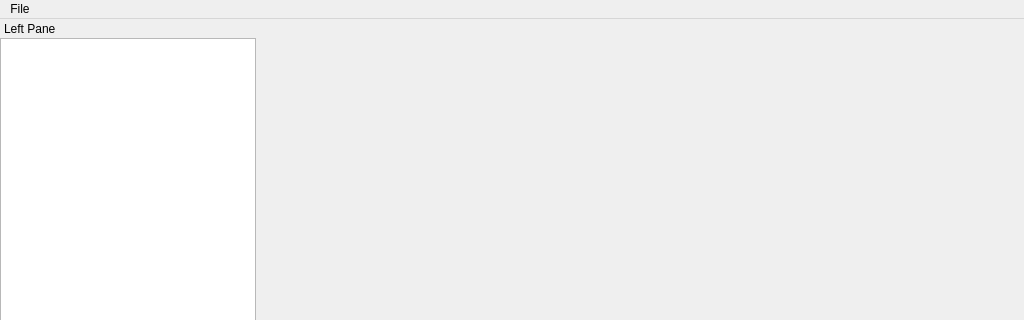
Above: src/apps/textureviewer/mainwindow.ui from ABBAPOH/textureviewer before the change; both pictures show x 0 to 1024 and y 0 to 320 of the 1024 by 768 pixel window. Below: the same form after it.
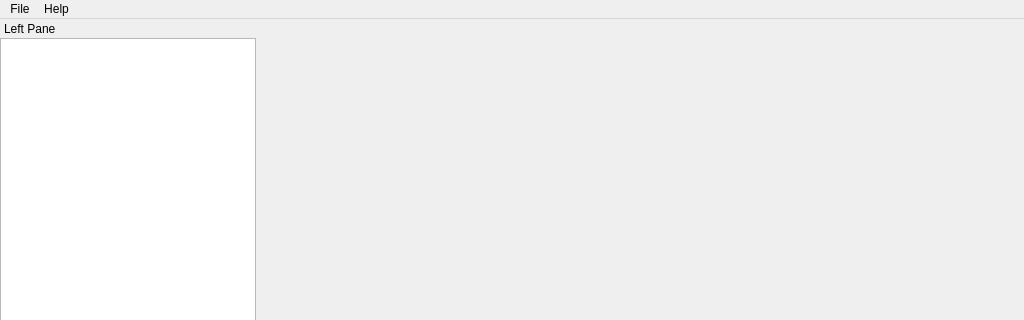
That is the form after the change.

Commit message: Add "Texture Formats..." action

The edit to the form file:
```diff
--- a/src/apps/textureviewer/mainwindow.ui
+++ b/src/apps/textureviewer/mainwindow.ui
@@ -32,7 +32,14 @@
     <addaction name="separator"/>
     <addaction name="actionQuit"/>
    </widget>
+   <widget class="QMenu" name="menuHelp">
+    <property name="title">
+     <string>Help</string>
+    </property>
+    <addaction name="actionTextureFormats"/>
+   </widget>
    <addaction name="menuFile"/>
+   <addaction name="menuHelp"/>
   </widget>
   <widget class="QStatusBar" name="statusbar"/>
   <widget class="QDockWidget" name="leftPaneDockWidget">
```
Left out of the diff: 5 changed lines with no effect on the pictures. The commit also changes 2 other files.
